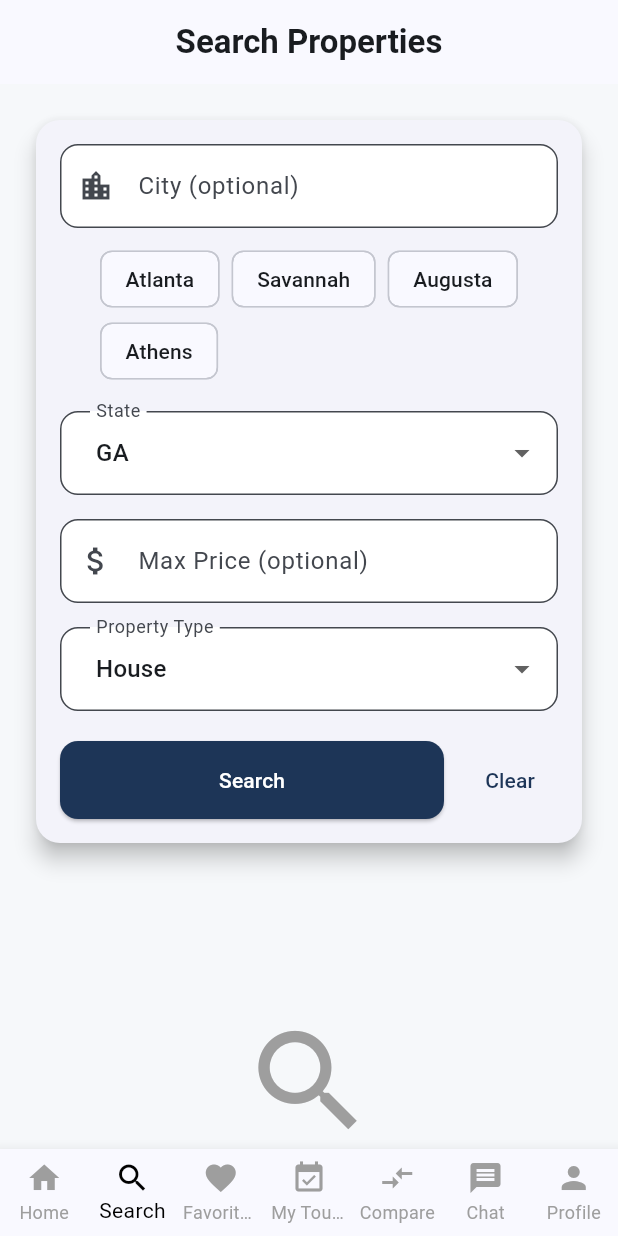
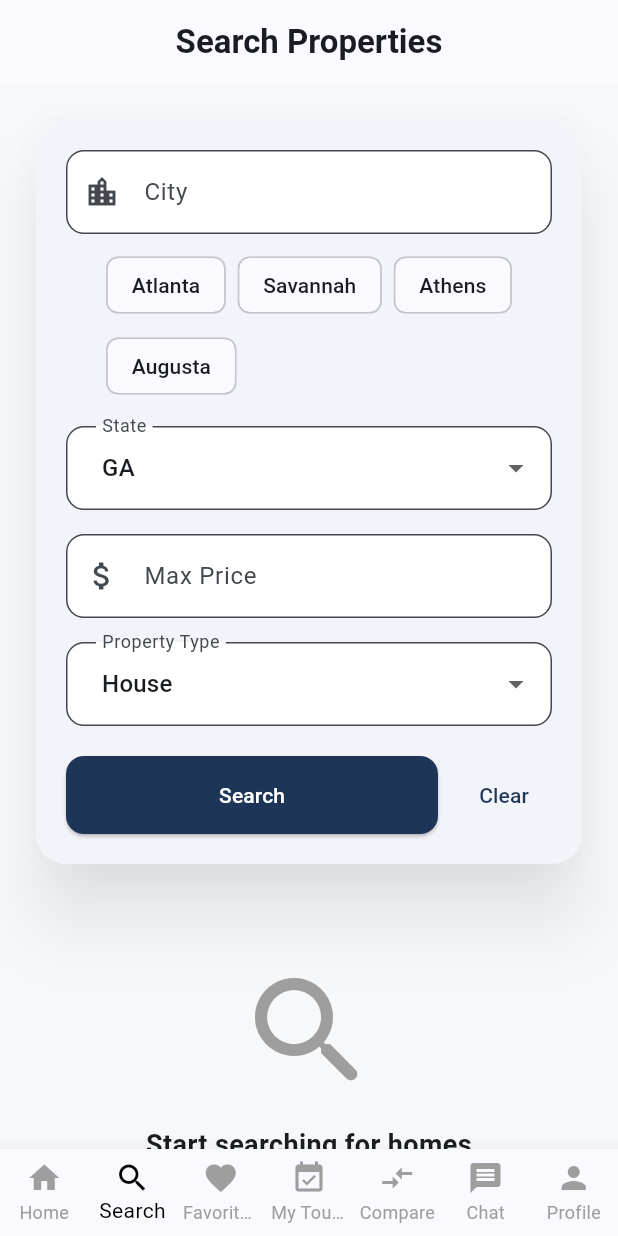
Before and after one commit to melkamu26/RealEstate-Marketplace-App, a Flutter app: the screen it shows once a user with an empty profile is signed in, item 2 of the bottom bar chosen, on a phone screen of 412 x 824 dp. Run offline on Flutter 3.47's test engine with Material 3 defaults, Android fonts, the phone set to English and light mode, and no system bars; our stand-ins replace cloud_firestore, firebase_auth, firebase_core, firebase_messaging, firebase_storage, flutter_dotenv and 2 more; accounts and stored records are empty.

Commit message:
Improve Home screen, search screen, property detail screen, property card UI and layout

```diff
--- a/lib/models/property.dart
+++ b/lib/models/property.dart
@@ -22,6 +22,10 @@ class Property {
 
   final String sellerId;
 
+  // ✅ NEW (added)
+  final List<String> agentNames;
+  final String brokerage;
+
   List<String> images;
 
   Property({
@@ -42,6 +46,10 @@ class Property {
     required this.listingUrl,
     required this.sellerId,
     required this.images,
+
+    // ✅ NEW (appended only)
+    required this.agentNames,
+    required this.brokerage,
   });
 
   static String fixHD(String url) {
@@ -81,6 +89,17 @@ class Property {
     final coord = loc["coordinate"] ?? {};
     final primary = json["primary_photo"];
 
+    // ✅ NEW (safe parsing)
+    final advertisers = json["advertisers"] as List? ?? [];
+    final agentNames = advertisers
+        .map((a) => a["name"])
+        .whereType<String>()
+        .toList();
+
+    final branding = json["branding"] as List? ?? [];
+    final brokerage =
+        branding.isNotEmpty ? branding.first["name"] ?? "" : "";
+
     return Property(
       propertyId: json["property_id"]?.toString() ?? "",
       listingId: json["listing_id"]?.toString() ?? "",
@@ -99,6 +118,10 @@ class Property {
       listingUrl: json["href"]?.toString() ?? "",
       sellerId: json["seller_id"]?.toString() ?? "admin",
       images: [],
+
+      // ✅ NEW
+      agentNames: agentNames,
+      brokerage: brokerage,
     );
   }
 
@@ -120,6 +143,10 @@ class Property {
         "listingUrl": listingUrl,
         "sellerId": sellerId,
         "images": images,
+
+        // ✅ NEW
+        "agentNames": agentNames,
+        "brokerage": brokerage,
       };
 
   factory Property.fromMap(Map<String, dynamic> map) {
@@ -135,14 +162,24 @@ class Property {
       sqft: map["sqft"] ?? "0",
       imageUrl: map["imageUrl"] ?? "",
       streetViewUrl: map["streetViewUrl"] ?? "",
-      latitude: (map["latitude"] is num) ? map["latitude"].toDouble() : 0.0,
-      longitude: (map["longitude"] is num) ? map["longitude"].toDouble() : 0.0,
+      latitude: (map["latitude"] is num)
+          ? map["latitude"].toDouble()
+          : 0.0,
+      longitude: (map["longitude"] is num)
+          ? map["longitude"].toDouble()
+          : 0.0,
       type: map["type"]?.toString().toLowerCase() ?? "",
       listingUrl: map["listingUrl"] ?? "",
       sellerId: map["sellerId"] ?? "admin",
       images: (map["images"] is List)
           ? List<String>.from(map["images"])
           : [],
+
+      //
+      agentNames: (map["agentNames"] is List)
+          ? List<String>.from(map["agentNames"])
+          : [],
+      brokerage: map["brokerage"] ?? "",
     );
   }
 }
--- a/lib/screens/search/search_screen.dart
+++ b/lib/screens/search/search_screen.dart
@@ -52,11 +52,17 @@ class _SearchScreenState extends State<SearchScreen>
     "Land / Lot"
   ];
 
-  final Map<String, List<String>> citySuggestions = {
-    "GA": ["Atlanta", "Savannah", "Augusta", "Athens"],
-    "CA": ["Los Angeles", "San Diego", "San Jose", "Sacramento"],
+  /// ⭐ Famous cities by state
+  final Map<String, List<String>> famousCitiesByState = {
+    "GA": ["Atlanta", "Savannah", "Athens", "Augusta"],
+    "CA": ["Los Angeles", "San Diego", "San Jose", "San Francisco"],
     "TX": ["Houston", "Dallas", "Austin", "San Antonio"],
     "FL": ["Miami", "Orlando", "Tampa", "Jacksonville"],
+    "NY": ["New York", "Buffalo", "Rochester", "Albany"],
+    "IL": ["Chicago", "Naperville", "Aurora"],
+    "AZ": ["Phoenix", "Scottsdale", "Tempe"],
+    "WA": ["Seattle", "Bellevue", "Tacoma"],
+    "MA": ["Boston", "Cambridge", "Worcester"],
   };
 
   @override
@@ -94,17 +100,10 @@ class _SearchScreenState extends State<SearchScreen>
 
   Future<void> loadRecentSearches() async {
     final prefs = await SharedPreferences.getInstance();
-    final list = prefs.getStringList("recent_searches_v2") ?? [];
+    final list = prefs.getStringList("recent_searches_v3") ?? [];
 
     recentSearches = list
-        .map((s) {
-          try {
-            return _SearchQuery.fromMap(jsonDecode(s));
-          } catch (_) {
-            return null;
-          }
-        })
-        .whereType<_SearchQuery>()
+        .map((s) => _SearchQuery.fromMap(jsonDecode(s)))
         .toList();
 
     setState(() {});
@@ -116,12 +115,13 @@ class _SearchScreenState extends State<SearchScreen>
     recentSearches.removeWhere((e) => e.label == q.label);
     recentSearches.insert(0, q);
 
-    if (recentSearches.length > 5) {
-      recentSearches = recentSearches.take(5).toList();
+    /// ✅ keep LAST 3 ONLY
+    if (recentSearches.length > 3) {
+      recentSearches = recentSearches.take(3).toList();
     }
 
     await prefs.setStringList(
-      "recent_searches_v2",
+      "recent_searches_v3",
       recentSearches.map((e) => jsonEncode(e.toMap())).toList(),
     );
   }
@@ -165,9 +165,6 @@ class _SearchScreenState extends State<SearchScreen>
 
   @override
   Widget build(BuildContext context) {
-    final theme = Theme.of(context);
-    final suggestedList = citySuggestions[selectedState] ?? [];
-
     return Scaffold(
       appBar: AppBar(
         centerTitle: true,
@@ -181,30 +178,45 @@ class _SearchScreenState extends State<SearchScreen>
         child: Column(
           crossAxisAlignment: CrossAxisAlignment.start,
           children: [
-            _sectionCard(
+            /// 🔍 SEARCH CARD
+            Card(
+              elevation: 20,
+              shadowColor: Colors.black.withOpacity(0.45),
+              shape: RoundedRectangleBorder(
+                borderRadius: BorderRadius.circular(20),
+              ),
+              child: Padding(
+                padding: const EdgeInsets.all(20),
                 child: Column(
                   children: [
                     TextField(
                       controller: city,
                       decoration: const InputDecoration(
-                      hintText: "City (optional)",
+                        hintText: "City",
                         prefixIcon: Icon(Icons.location_city),
                       ),
+                      onChanged: (_) => setState(() {}),
                     ),
 
-                  if (suggestedList.isNotEmpty && city.text.isEmpty) ...[
+                    /// ⭐ CITY CHIPS
+                    if (city.text.isEmpty &&
+                        famousCitiesByState[selectedState] != null) ...[
                       const SizedBox(height: 10),
                       Wrap(
                         spacing: 8,
-                      children: suggestedList.map((c) {
-                        return ActionChip(
+                        runSpacing: 6,
+                        children: famousCitiesByState[selectedState]!
+                            .take(4)
+                            .map(
+                              (c) => ActionChip(
                                 label: Text(c),
                                 onPressed: () {
                                   city.text = c;
                                   setState(() {});
                                 },
-                        );
-                      }).toList(),
+                              ),
+                            )
+                            .toList(),
                       ),
                     ],
 
@@ -216,7 +228,12 @@ class _SearchScreenState extends State<SearchScreen>
                           .map((s) =>
                               DropdownMenuItem(value: s, child: Text(s)))
                           .toList(),
-                    onChanged: (v) => setState(() => selectedState = v!),
+                      onChanged: (v) {
+                        setState(() {
+                          selectedState = v!;
+                          city.clear();
+                        });
+                      },
                       decoration:
                           const InputDecoration(labelText: "State"),
                     ),
@@ -227,7 +244,7 @@ class _SearchScreenState extends State<SearchScreen>
                       controller: maxPrice,
                       keyboardType: TextInputType.number,
                       decoration: const InputDecoration(
-                      hintText: "Max Price (optional)",
+                        hintText: "Max Price",
                         prefixIcon: Icon(Icons.attach_money),
                       ),
                     ),
@@ -253,8 +270,14 @@ class _SearchScreenState extends State<SearchScreen>
                           child: ElevatedButton(
                             onPressed: loading ? null : runSearch,
                             child: loading
-                              ? const CircularProgressIndicator(
-                                  color: Colors.white)
+                                ? const SizedBox(
+                                    height: 20,
+                                    width: 20,
+                                    child: CircularProgressIndicator(
+                                      strokeWidth: 2,
+                                      color: Colors.white,
+                                    ),
+                                  )
                                 : const Text("Search"),
                           ),
                         ),
@@ -268,17 +291,19 @@ class _SearchScreenState extends State<SearchScreen>
                   ],
                 ),
               ),
+            ),
 
+            /// 🕘 RECENT SEARCHES
             if (recentSearches.isNotEmpty) ...[
-              const SizedBox(height: 30),
-              Text(
+              const SizedBox(height: 26),
+              const Text(
                 "Recent Searches",
-                style: theme.textTheme.titleMedium
-                    ?.copyWith(fontWeight: FontWeight.bold),
+                style: TextStyle(fontWeight: FontWeight.bold),
               ),
               const SizedBox(height: 10),
-              ...recentSearches.map((q) {
-                return Card(
+              ...recentSearches.map(
+                (q) => Card(
+                  elevation: 6,
                   child: ListTile(
                     leading: const Icon(Icons.history),
                     title: Text(q.label),
@@ -292,11 +317,11 @@ class _SearchScreenState extends State<SearchScreen>
                       runSearch(saveQuery: false);
                     },
                   ),
-                );
-              }),
+                ),
+              ),
             ],
 
-            const SizedBox(height: 30),
+            const SizedBox(height: 24),
 
             AnimatedSwitcher(
               duration: const Duration(milliseconds: 300),
@@ -308,30 +333,37 @@ class _SearchScreenState extends State<SearchScreen>
     );
   }
 
+  /// 🟢 MAIN CONTENT
   Widget _buildMainContent() {
     if (!hasSearched) {
-      return Center(
-        key: const ValueKey("idle"),
-        child: Padding(
-          padding: const EdgeInsets.only(top: 80),
+      return Padding(
+        padding: const EdgeInsets.only(top: 36),
+        child: Center(
           child: Column(
-            crossAxisAlignment: CrossAxisAlignment.center,
+            mainAxisSize: MainAxisSize.min,
             children: const [
-              Icon(Icons.search, size: 90, color: Colors.grey),
-              SizedBox(height: 20),
+              Icon(
+                Icons.search_rounded,
+                size: 96,
+                color: Colors.grey,
+              ),
+              SizedBox(height: 14),
               Text(
-                "Start Searching",
+                "Start searching for homes",
                 textAlign: TextAlign.center,
                 style: TextStyle(
-                  fontSize: 24,
-                  fontWeight: FontWeight.bold,
+                  fontSize: 18,
+                  fontWeight: FontWeight.w600,
                 ),
               ),
-              SizedBox(height: 8),
+              SizedBox(height: 6),
               Text(
-                "Find homes, apartments, or land\nby location and budget.",
+                "Search by city and filter by price or type",
                 textAlign: TextAlign.center,
-                style: TextStyle(fontSize: 16, color: Colors.grey),
+                style: TextStyle(
+                  fontSize: 14,
+                  color: Colors.grey,
+                ),
               ),
             ],
           ),
@@ -340,21 +372,16 @@ class _SearchScreenState extends State<SearchScreen>
     }
 
     if (loading) {
-      return const Center(child: CircularProgressIndicator());
+      return const Padding(
+        padding: EdgeInsets.only(top: 30),
+        child: Center(child: CircularProgressIndicator()),
+      );
     }
 
     if (results.isEmpty) {
-      return FadeTransition(
-        opacity: fadeAnimation,
-        child: const Center(
-          child: Padding(
-            padding: EdgeInsets.only(top: 60),
-            child: Text(
-              "No properties found",
-              style: TextStyle(fontSize: 18),
-            ),
-          ),
-        ),
+      return const Padding(
+        padding: EdgeInsets.only(top: 30),
+        child: Center(child: Text("No properties found")),
       );
     }
 
@@ -365,36 +392,14 @@ class _SearchScreenState extends State<SearchScreen>
           return PropertyCard(
             property: p,
             isFavorite: favorites.contains(p.propertyId),
+            isCompared: compared.contains(p.propertyId),
             onFavoriteToggle: () async {
-              final isFav = favorites.contains(p.propertyId);
-              isFav
+              favorites.contains(p.propertyId)
                   ? await service.removeFavorite(p.propertyId)
                   : await service.addFavorite(p);
-              setState(() {
-                isFav
-                    ? favorites.remove(p.propertyId)
-                    : favorites.add(p.propertyId);
-              });
-            },
-            isCompared: compared.contains(p.propertyId),
-            onCompareToggle: () async {
-              if (compared.contains(p.propertyId)) {
-                await service.removeFromCompare(p.propertyId);
-                compared.remove(p.propertyId);
-              } else {
-                if (compared.length >= 3) {
-                  ScaffoldMessenger.of(context).showSnackBar(
-                    const SnackBar(
-                      content: Text("You can compare up to 3 properties"),
-                    ),
-                  );
-                  return;
-                }
-                await service.addToCompare(p);
-                compared.add(p.propertyId);
-              }
               setState(() {});
             },
+            onCompareToggle: () async {},
             onTap: () {
               Navigator.push(
                 context,
@@ -405,17 +410,6 @@ class _SearchScreenState extends State<SearchScreen>
             },
           );
         }).toList(),
-      ),
-    );
-  }
-
-  Widget _sectionCard({required Widget child}) {
-    return Card(
-      elevation: 6,
-      shape: RoundedRectangleBorder(borderRadius: BorderRadius.circular(16)),
-      child: Padding(
-        padding: const EdgeInsets.all(16),
-        child: child,
       ),
     );
   }
@@ -435,7 +429,7 @@ class _SearchQuery {
   });
 
   String get label {
-    final cityPart = city.isEmpty ? state : "$city, $state";
+    final cityPart = city.isEmpty ? state : city;
     final pricePart =
         maxPrice == "999999999" ? "Any price" : "Under \$$maxPrice";
     return "$cityPart • $type • $pricePart";
```
Also changed, not shown: lib/screens/home/home_screen.dart (+93 -77 lines), lib/screens/home/property_detail_screen.dart (+97 -49 lines), lib/widgets/property_card.dart (+90 -42 lines). Lines whose indentation alone changed are shown as unchanged.
